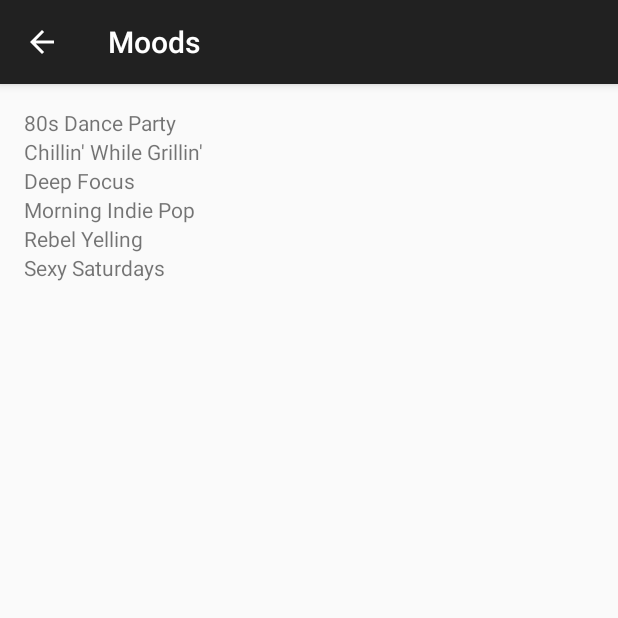
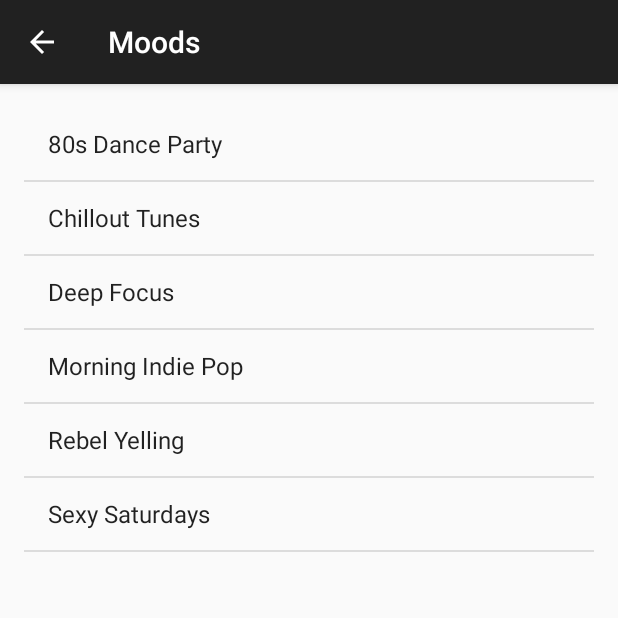
Before and after one commit to lakerfan32/MusicPlayer, an Android app: the MoodsActivity screen opened directly, with no data from a screen before it, on a phone screen of 412 x 824 dp, the top half of it. Run offline under Robolectric (Android 15) with nearby library versions, the phone set to English and light mode, and no system bars.

Commit message:
-Replaced For loop with ArrayAdapter for Activity_Genres and Activity_Moods -Replaced LinearLayout with ListView for Genres and Moods activities.xml

```diff
--- a/app/src/main/java/com/example/ralph/musicplayer/MoodsActivity.java
+++ b/app/src/main/java/com/example/ralph/musicplayer/MoodsActivity.java
@@ -2,7 +2,8 @@ package com.example.ralph.musicplayer;
 
 import android.os.Bundle;
 import android.support.v7.app.AppCompatActivity;
-import android.widget.LinearLayout;
+import android.widget.ArrayAdapter;
+import android.widget.ListView;
 import android.widget.TextView;
 
 import java.util.ArrayList;
@@ -19,39 +20,34 @@ public class MoodsActivity extends AppCompatActivity {
          */
         ArrayList<String> moods = new ArrayList<String>();
         moods.add("80s Dance Party");
-        moods.add("Chillin' While Grillin'");
+        moods.add("Chillout Tunes");
         moods.add("Deep Focus");
         moods.add("Morning Indie Pop");
         moods.add("Rebel Yelling");
         moods.add("Sexy Saturdays");
 
         /**
-         *  Find the root view from genres activity
+         * Create an {@link ArrayAdapter}, whose data source is a list of Strings. The
+         * adapter knows how to create layouts for each item in the list, using the
+         * simple_list_item_1.xml layout resource defined in the Android framework.
+         * This list item layout contains a single {@link TextView}, which the adapter will set to
+         * display a single word.
          */
-        LinearLayout rootView = (LinearLayout) findViewById(R.id.rootView);
+        ArrayAdapter<String> itemsAdapter = new ArrayAdapter<String>(this, android.R.layout.simple_list_item_1, moods);
 
         /**
-         * Keep looping until we've reached the end of the list (which means keep looping
-         * as long as the current index position is less than the length of the list)
+         * Find the {@link ListView} object in the view hierarchy of the {@link Activity}.
+         * There should be a {@link ListView} with the view ID called list, which is declared in the
+         * activity_numbers.xml layout file.
          */
-        for (int index = 0; index < moods.size(); index++)
+        ListView listView = (ListView) findViewById(R.id.list);
 
-        {
-            /**
-             * Create a new TextView
-             */
-            TextView moodView = new TextView(this);
-
-            /**
-             * Set the text to be the mood at the current index
-             */
-            moodView.setText(moods.get(index));
-
-            /**
-             * Add this TextView as another child to the root view of this layout
-             */
-            rootView.addView(moodView);
-
-        }
+        /**
+         * Make the {@link ListView} use the {@link ArrayAdapter} we created above, so that the
+         * {@link ListView} will display list items for each word in the list of words.
+         * Do this by calling the setAdapter method on the {@link ListView} object and pass in
+         * 1 argument, which is the {@link ArrayAdapter} with the variable name itemsAdapter.
+         */
+        listView.setAdapter(itemsAdapter);
     }
 }
--- a/app/src/main/res/layout/activity_genres.xml
+++ b/app/src/main/res/layout/activity_genres.xml
@@ -1,5 +1,5 @@
 <?xml version="1.0" encoding="utf-8"?>
-<LinearLayout xmlns:android="http://schemas.android.com/apk/res/android"
+<ListView xmlns:android="http://schemas.android.com/apk/res/android"
     xmlns:app="http://schemas.android.com/apk/res-auto"
     xmlns:tools="http://schemas.android.com/tools"
     android:layout_width="match_parent"
@@ -9,7 +9,7 @@
     android:paddingRight="@dimen/activity_horizontal_margin"
     android:paddingTop="@dimen/activity_vertical_margin"
     android:orientation="vertical"
-    android:id="@+id/rootView"
+    android:id="@+id/list"
     tools:context="com.example.ralph.musicplayer.GenresActivity">
 
-</LinearLayout>
+</ListView>
--- a/app/src/main/res/layout/activity_moods.xml
+++ b/app/src/main/res/layout/activity_moods.xml
@@ -1,5 +1,5 @@
 <?xml version="1.0" encoding="utf-8"?>
-<LinearLayout xmlns:android="http://schemas.android.com/apk/res/android"
+<ListView xmlns:android="http://schemas.android.com/apk/res/android"
     xmlns:app="http://schemas.android.com/apk/res-auto"
     xmlns:tools="http://schemas.android.com/tools"
     android:layout_width="match_parent"
@@ -9,7 +9,7 @@
     android:paddingRight="@dimen/activity_horizontal_margin"
     android:paddingTop="@dimen/activity_vertical_margin"
     android:orientation="vertical"
-    android:id="@+id/rootView"
+    android:id="@+id/list"
     tools:context="com.example.ralph.musicplayer.GenresActivity">
 
-</LinearLayout>
+</ListView>
```
Also changed, not shown: app/src/main/java/com/example/ralph/musicplayer/GenresActivity.java (+19 -23 lines), app/src/main/java/com/example/ralph/musicplayer/MainActivity.java (+19 -9 lines), 274 other files.
